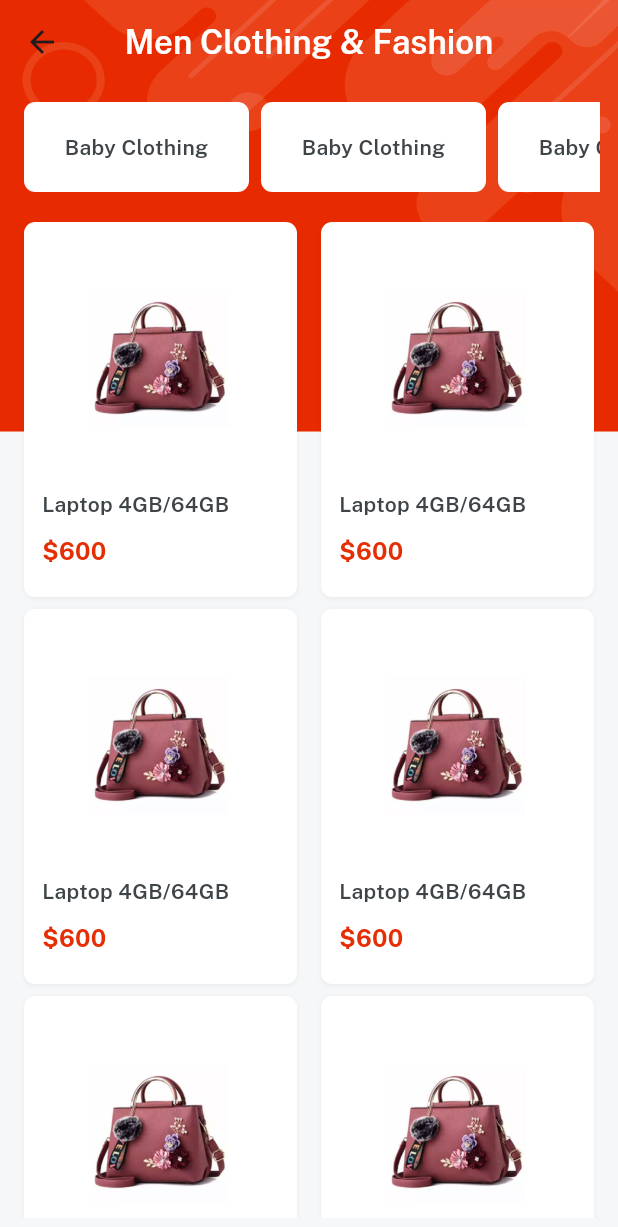
After one commit to AlexandreCalmonJr/calmontech_loja_app, a Flutter app: the CategoryScreen screen opened directly, after a tap on "Men Clothing & Fashion", on a phone screen of 412 x 824 dp. The commit adds this screen. Shown: the top 1227 px of the screen. Run offline on Flutter 3.47's test engine with Material 3 defaults, Android fonts, the phone set to English and light mode, and no system bars; our stand-ins replace get, velocity_x.

Commit message:
first comint

```diff
--- /dev/null
+++ b/lib/view/category_screen/category_details.dart
@@ -0,0 +1,104 @@
+import 'package:emart_app/consts/consts.dart';
+import 'package:emart_app/view/category_screen/item_details.dart';
+import 'package:emart_app/widgets_common/bg_widget.dart';
+import 'package:flutter/material.dart';
+import 'package:get/get.dart';
+
+class CategoryDetails extends StatelessWidget {
+  final String? title;
+  const CategoryDetails({super.key, required this.title});
+
+  @override
+  Widget build(BuildContext context) {
+    return bgWidget(
+        child: Scaffold(
+            appBar: AppBar(
+              title: title!.text.fontFamily(semibold).white.make(),
+              centerTitle: true,
+            ),
+            body: Container(
+                padding: const EdgeInsets.all(12),
+                child: Column(
+                  children: [
+                    SingleChildScrollView(
+                      physics: const BouncingScrollPhysics(),
+                      scrollDirection: Axis.horizontal,
+                      child: Row(
+                        children: List.generate(
+                            6,
+                            (index) => "Baby Clothing"
+                                .text
+                                .fontFamily(semibold)
+                                .color(darkFontGrey)
+                                .makeCentered()
+                                .p(8)
+                                .box
+                                .roundedSM
+                                .white
+                                .size(150, 60)
+                                .margin(
+                                    const EdgeInsets.symmetric(horizontal: 4))
+                                .make()),
+                      ),
+                    ),
+                    20.heightBox,
+                    Expanded(
+                      child: GridView.builder(
+                        shrinkWrap: true,
+                        itemCount: 6,
+                        physics: const BouncingScrollPhysics(),
+                        gridDelegate:
+                            const SliverGridDelegateWithFixedCrossAxisCount(
+                                crossAxisCount: 2,
+                                crossAxisSpacing: 8,
+                                mainAxisSpacing: 8,
+                                mainAxisExtent: 250),
+                        itemBuilder: (context, index) {
+                          return Column(
+                            mainAxisAlignment: MainAxisAlignment.center,
+                            crossAxisAlignment: CrossAxisAlignment.start,
+                            children: [
+                              Image.asset(
+                                imgP5,
+                                height: 150,
+                                width: 200,
+                                fit: BoxFit.cover,
+                              ),
+                              10.heightBox,
+                              "Laptop 4GB/64GB"
+                                  .text
+                                  .fontFamily(semibold)
+                                  .color(darkFontGrey)
+                                  .make(),
+                              10.heightBox,
+                              "\$600"
+                                  .text
+                                  .color(redColor)
+                                  .fontFamily(bold)
+                                  .size(16)
+                                  .make(),
+                            ],
+                          )
+                              .box
+                              .white
+                              .margin(const EdgeInsets.symmetric(horizontal: 4))
+                              .roundedSM
+                              .clip(Clip.antiAlias)
+                              .outerShadowSm
+                              .margin(const EdgeInsets.symmetric(horizontal: 4))
+                              .padding(const EdgeInsets.all(12))
+                              .make()
+                              .onTap(
+                            () {
+                              Get.to(() => const ItemDetails(
+                                    title: "Dummy item",
+                                  ));
+                            },
+                          );
+                        },
+                      ),
+                    )
+                  ],
+                ))));
+  }
+}
--- a/lib/view/category_screen/category_screen.dart
+++ b/lib/view/category_screen/category_screen.dart
@@ -1,7 +1,10 @@
 import 'package:emart_app/consts/consts.dart';
 import 'package:emart_app/consts/lists.dart';
+import 'package:emart_app/view/category_screen/category_details.dart';
 import 'package:emart_app/widgets_common/bg_widget.dart';
 import 'package:flutter/material.dart';
+import 'package:get/get.dart';
+
 
 class CategoryScreen extends StatelessWidget {
   const CategoryScreen({super.key});
@@ -35,7 +38,11 @@ class CategoryScreen extends StatelessWidget {
                     10.heightBox,
                     categoriesList[index].text.color(darkFontGrey).align(TextAlign.center).make(),
                   ],
-                ).box.white.rounded.clip(Clip.antiAlias).outerShadowSm.make();
+                ).box.white.rounded.clip(Clip.antiAlias).outerShadowSm.make().onTap(
+                  () {
+                    Get.to(() => CategoryDetails(title: categoriesList[index]));
+                  }
+                );
               })),
     ));
   }
--- /dev/null
+++ b/lib/view/category_screen/item_details.dart
@@ -0,0 +1,21 @@
+import 'package:emart_app/consts/colors.dart';
+import 'package:flutter/material.dart';
+
+class ItemDetails extends StatelessWidget {
+  final String? title;
+  const ItemDetails({super.key, required this.title});
+
+  @override
+  Widget build(BuildContext context) {
+    return Scaffold(
+      backgroundColor: lightGrey,
+      appBar: AppBar(
+        actions: [
+          IconButton(onPressed: () {},icon: const Icon(Icons.share)),
+          IconButton(onPressed: () {},icon: const Icon(Icons.favorite_outline)),
+
+        ],
+      ),
+    );
+  }
+}
```
